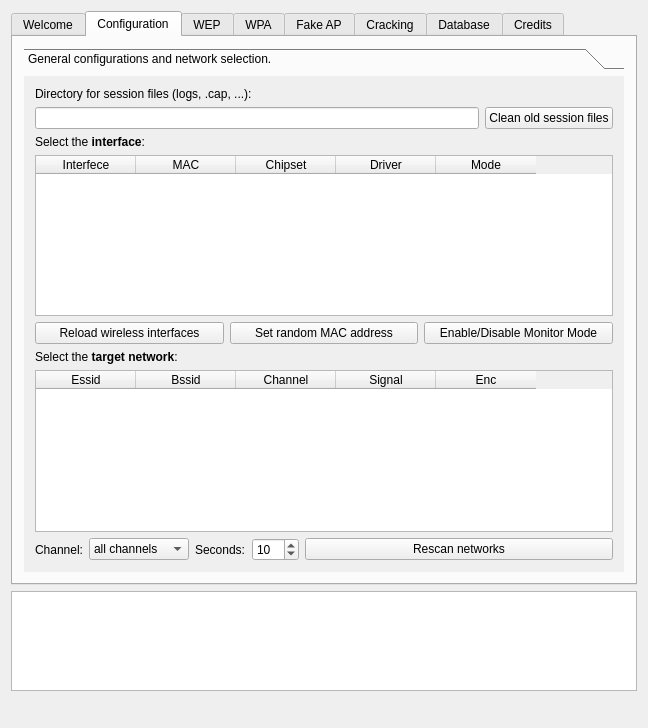
Old version of the form airmode.ui in the repository Frozenbox/airmode.
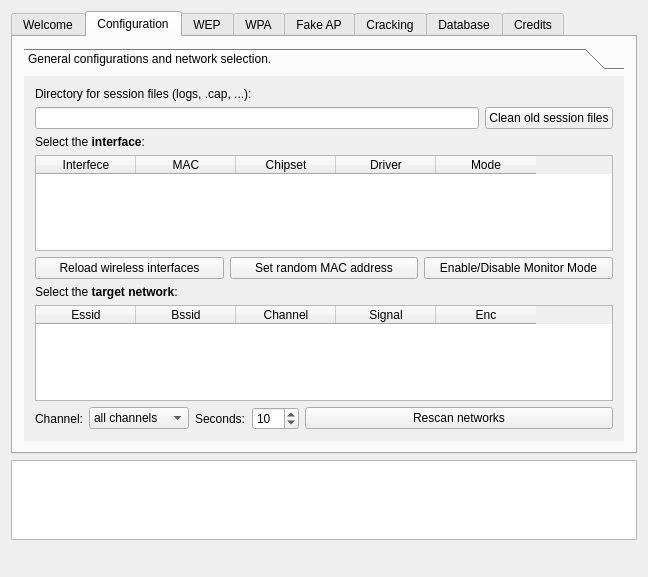
New version of the form. The open tabs and pages were chosen to show the change. Icons and pictures are not drawn.

```diff
--- a/airmode.ui
+++ b/airmode.ui
@@ -7,18 +7,18 @@
     <x>0</x>
     <y>0</y>
     <width>640</width>
-    <height>728</height>
+    <height>577</height>
    </rect>
   </property>
   <property name="windowTitle">
-   <string>Gerix wifi cracker</string>
+   <string>AirMode</string>
   </property>
   <widget class="QWidget" name="widget">
    <layout class="QGridLayout">
     <item row="0" column="0" colspan="3">
      <widget class="QTabWidget" name="tabWidget2">
       <property name="currentIndex">
-       <number>0</number>
+       <number>2</number>
       </property>
       <widget class="QWidget" name="tab">
        <attribute name="title">
@@ -27,6 +27,12 @@
        <layout class="QGridLayout">
         <item row="0" column="1">
          <widget class="QLabel" name="pixmapLabel2">
+          <property name="maximumSize">
+           <size>
+            <width>200</width>
+            <height>180</height>
+           </size>
+          </property>
           <property name="cursor">
            <cursorShape>CrossCursor</cursorShape>
           </property>
@@ -122,7 +128,7 @@
              <x>0</x>
              <y>0</y>
              <width>600</width>
-             <height>518</height>
+             <height>376</height>
             </rect>
            </property>
            <attribute name="label">
@@ -139,16 +145,6 @@
               </property>
              </widget>
             </item>
-            <item row="4" column="0">
-             <widget class="QLabel" name="textLabel3_5_6_2">
-              <property name="text">
-               <string>Select the &lt;b&gt;target network&lt;/b&gt;:</string>
-              </property>
-              <property name="wordWrap">
-               <bool>false</bool>
-              </property>
-             </widget>
-            </item>
             <item row="0" column="0">
              <layout class="QGridLayout">
               <item row="0" column="0" colspan="2">
@@ -173,6 +169,99 @@
               </item>
              </layout>
             </item>
+            <item row="3" column="0">
+             <layout class="QHBoxLayout">
+              <item>
+               <widget class="QPushButton" name="button_reload_interfaces">
+                <property name="text">
+                 <string>Reload wireless interfaces</string>
+                </property>
+               </widget>
+              </item>
+              <item>
+               <widget class="QPushButton" name="button_random_mac">
+                <property name="text">
+                 <string>Set random MAC address</string>
+                </property>
+               </widget>
+              </item>
+              <item>
+               <widget class="QPushButton" name="button_monitor">
+                <property name="text">
+                 <string>Enable/Disable Monitor Mode</string>
+                </property>
+               </widget>
+              </item>
+             </layout>
+            </item>
+            <item row="2" column="0">
+             <widget class="QTableWidget" name="table_interfaces">
+              <column>
+               <property name="text">
+                <string>Interfece</string>
+               </property>
+              </column>
+              <column>
+               <property name="text">
+                <string>MAC</string>
+               </property>
+              </column>
+              <column>
+               <property name="text">
+                <string>Chipset</string>
+               </property>
+              </column>
+              <column>
+               <property name="text">
+                <string>Driver</string>
+               </property>
+              </column>
+              <column>
+               <property name="text">
+                <string>Mode</string>
+               </property>
+              </column>
+             </widget>
+            </item>
+            <item row="5" column="0">
+             <widget class="QTableWidget" name="table_networks">
+              <column>
+               <property name="text">
+                <string>Essid</string>
+               </property>
+              </column>
+              <column>
+               <property name="text">
+                <string>Bssid</string>
+               </property>
+              </column>
+              <column>
+               <property name="text">
+                <string>Channel</string>
+               </property>
+              </column>
+              <column>
+               <property name="text">
+                <string>Signal</string>
+               </property>
+              </column>
+              <column>
+               <property name="text">
+                <string>Enc</string>
+               </property>
+              </column>
+             </widget>
+            </item>
+            <item row="4" column="0">
+             <widget class="QLabel" name="textLabel3_5_6_2">
+              <property name="text">
+               <string>Select the &lt;b&gt;target network&lt;/b&gt;:</string>
+              </property>
+              <property name="wordWrap">
+               <bool>false</bool>
+              </property>
+             </widget>
+            </item>
             <item row="6" column="0">
              <layout class="QHBoxLayout">
               <item>
@@ -303,89 +392,6 @@
               </item>
              </layout>
             </item>
-            <item row="3" column="0">
-             <layout class="QHBoxLayout">
-              <item>
-               <widget class="QPushButton" name="button_reload_interfaces">
-                <property name="text">
-                 <string>Reload wireless interfaces</string>
-                </property>
-               </widget>
-              </item>
-              <item>
-               <widget class="QPushButton" name="button_random_mac">
-                <property name="text">
-                 <string>Set random MAC address</string>
-                </property>
-               </widget>
-              </item>
-              <item>
-               <widget class="QPushButton" name="button_monitor">
-                <property name="text">
-                 <string>Enable/Disable Monitor Mode</string>
-                </property>
-               </widget>
-              </item>
-             </layout>
-            </item>
-            <item row="2" column="0">
-             <widget class="QTableWidget" name="table_interfaces_2">
-              <column>
-               <property name="text">
-                <string>Interfece</string>
-               </property>
-              </column>
-              <column>
-               <property name="text">
-                <string>MAC</string>
-               </property>
-              </column>
-              <column>
-               <property name="text">
-                <string>Chipset</string>
-               </property>
-              </column>
-              <column>
-               <property name="text">
-                <string>Driver</string>
-               </property>
-              </column>
-              <column>
-               <property name="text">
-                <string>Mode</string>
-               </property>
-              </column>
-             </widget>
-            </item>
-            <item row="5" column="0">
-             <widget class="QTableWidget" name="table_networks_2">
-              <column>
-               <property name="text">
-                <string>Essid</string>
-               </property>
-              </column>
-              <column>
-               <property name="text">
-                <string>Bssid</string>
-               </property>
-              </column>
-              <column>
-               <property name="text">
-                <string>Channel</string>
-               </property>
-              </column>
-              <column>
-               <property name="text">
-                <string>Signal</string>
-               </property>
-              </column>
-              <column>
-               <property name="text">
-                <string>Enc</string>
-               </property>
-              </column>
-             </widget>
-            </item>
            </layout>
           </widget>
          </widget>
@@ -408,7 +414,7 @@
              <x>0</x>
              <y>0</y>
              <width>600</width>
-             <height>407</height>
+             <height>265</height>
             </rect>
            </property>
            <attribute name="label">
@@ -870,7 +876,7 @@
              <x>0</x>
              <y>0</y>
              <width>600</width>
-             <height>463</height>
+             <height>321</height>
             </rect>
            </property>
            <attribute name="label">
@@ -1055,7 +1061,7 @@
              <x>0</x>
              <y>0</y>
              <width>608</width>
-             <height>475</height>
+             <height>333</height>
             </rect>
            </property>
            <attribute name="label">
@@ -1282,15 +1288,15 @@
         <item row="1" column="0">
          <widget class="QToolBox" name="toolBox5_3">
           <property name="currentIndex">
-           <number>2</number>
+           <number>0</number>
           </property>
           <widget class="QWidget" name="page1">
            <property name="geometry">
             <rect>
              <x>0</x>
              <y>0</y>
-             <width>536</width>
-             <height>104</height>
+             <width>600</width>
+             <height>293</height>
             </rect>
            </property>
            <attribute name="label">
@@ -1445,8 +1451,8 @@
             <rect>
              <x>0</x>
              <y>0</y>
-             <width>600</width>
-             <height>435</height>
+             <width>494</width>
+             <height>150</height>
             </rect>
            </property>
            <attribute name="label">
@@ -1576,6 +1582,12 @@
         </item>
         <item row="1" column="0">
          <widget class="QTableWidget" name="table_database">
+          <property name="minimumSize">
+           <size>
+            <width>300</width>
+            <height>200</height>
+           </size>
+          </property>
           <column>
            <property name="text">
             <string>Essid</string>
@@ -1676,26 +1688,55 @@
           </property>
          </widget>
         </item>
-        <item>
-         <spacer name="spacer41">
-          <property name="orientation">
-           <enum>Qt::Vertical</enum>
-          </property>
-          <property name="sizeType">
-           <enum>QSizePolicy::Expanding</enum>
-          </property>
-          <property name="sizeHint" stdset="0">
-           <size>
-            <width>41</width>
-            <height>140</height>
-           </size>
-          </property>
-         </spacer>
-        </item>
        </layout>
       </widget>
      </widget>
     </item>
+    <item row="4" column="1">
+     <widget class="QLabel" name="pixmapLabel1">
+      <property name="maximumSize">
+       <size>
+        <width>180</width>
+        <height>40</height>
+       </size>
+      </property>
+      <property name="pixmap">
+       <pixmap>airmode-banner.png</pixmap>
+      </property>
+      <property name="scaledContents">
+       <bool>true</bool>
+      </property>
+      <property name="wordWrap">
+       <bool>false</bool>
+      </property>
+     </widget>
+    </item>
+    <item row="4" column="0">
+     <spacer name="horizontalSpacer">
+      <property name="orientation">
+       <enum>Qt::Horizontal</enum>
+      </property>
+      <property name="sizeHint" stdset="0">
+       <size>
+        <width>40</width>
+        <height>20</height>
+       </size>
+      </property>
+     </spacer>
+    </item>
+    <item row="4" column="2">
+     <spacer name="horizontalSpacer_2">
+      <property name="orientation">
+       <enum>Qt::Horizontal</enum>
+      </property>
+      <property name="sizeHint" stdset="0">
+       <size>
+        <width>40</width>
+        <height>20</height>
+       </size>
+      </property>
+     </spacer>
+    </item>
     <item row="1" column="0" colspan="3">
      <widget class="QTextEdit" name="text_output">
       <property name="sizePolicy">
@@ -1718,45 +1759,6 @@
       </property>
      </widget>
     </item>
-    <item row="4" column="1">
-     <widget class="QLabel" name="pixmapLabel1">
-      <property name="pixmap">
-       <pixmap>airmode-banner.png</pixmap>
-      </property>
-      <property name="scaledContents">
-       <bool>true</bool>
-      </property>
-      <property name="wordWrap">
-       <bool>false</bool>
-      </property>
-     </widget>
-    </item>
-    <item row="4" column="0">
-     <spacer name="horizontalSpacer">
-      <property name="orientation">
-       <enum>Qt::Horizontal</enum>
-      </property>
-      <property name="sizeHint" stdset="0">
-       <size>
-        <width>40</width>
-        <height>20</height>
-       </size>
-      </property>
-     </spacer>
-    </item>
-    <item row="4" column="2">
-     <spacer name="horizontalSpacer_2">
-      <property name="orientation">
-       <enum>Qt::Horizontal</enum>
-      </property>
-      <property name="sizeHint" stdset="0">
-       <size>
-        <width>40</width>
-        <height>20</height>
-       </size>
-      </property>
-     </spacer>
-    </item>
    </layout>
   </widget>
  </widget>
```
